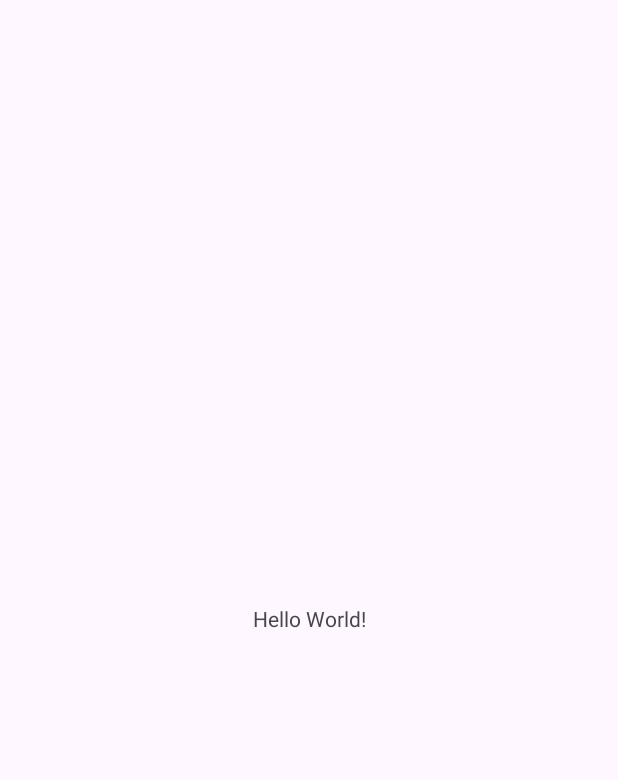
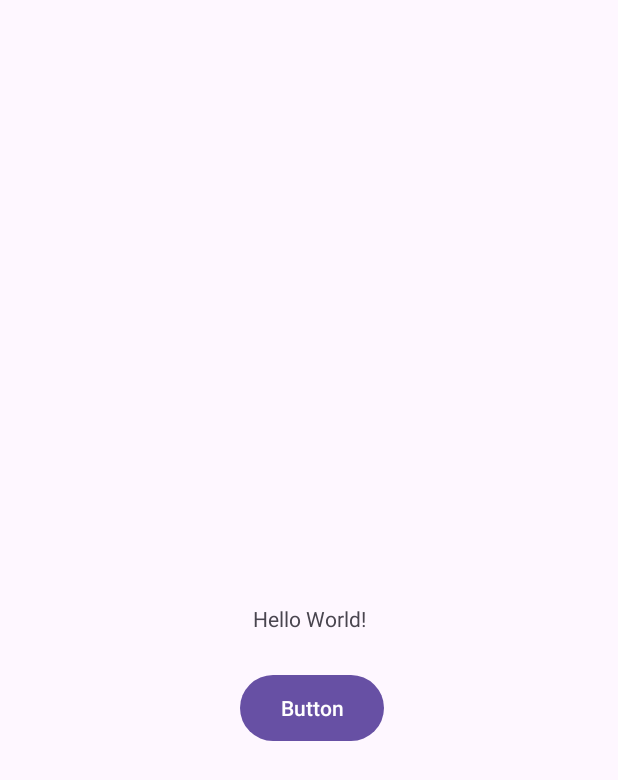
Before and after one commit to MubaraqYusuf/HelloWorld, an Android app: the screen it shows after launch (MainActivity), on a phone screen of 412 x 824 dp. Before the commit the part shown is almost empty. Shown: the top 780 px of the screen. Run offline under Robolectric (Android 15) with nearby library versions, the phone set to English and light mode, and no system bars.

Commit message:
Added Button

```diff
--- a/app/src/main/res/layout/activity_main.xml
+++ b/app/src/main/res/layout/activity_main.xml
@@ -8,6 +8,7 @@
     tools:context=".MainActivity">
 
     <TextView
+        android:id="@+id/textView"
         android:layout_width="wrap_content"
         android:layout_height="wrap_content"
         android:text="Hello World!"
@@ -16,4 +17,20 @@
         app:layout_constraintStart_toStartOf="parent"
         app:layout_constraintTop_toTopOf="parent" />
 
+    <Button
+        android:id="@+id/button"
+        android:layout_width="96dp"
+        android:layout_height="52dp"
+        android:layout_marginStart="160dp"
+        android:layout_marginTop="24dp"
+        android:layout_marginEnd="160dp"
+        android:layout_marginBottom="283dp"
+        android:text="Button"
+        app:layout_constraintBottom_toBottomOf="parent"
+        app:layout_constraintEnd_toEndOf="parent"
+        app:layout_constraintHorizontal_bias="0.0"
+        app:layout_constraintStart_toStartOf="parent"
+        app:layout_constraintTop_toBottomOf="@+id/textView"
+        app:layout_constraintVertical_bias="0.0" />
+
 </androidx.constraintlayout.widget.ConstraintLayout>
```
